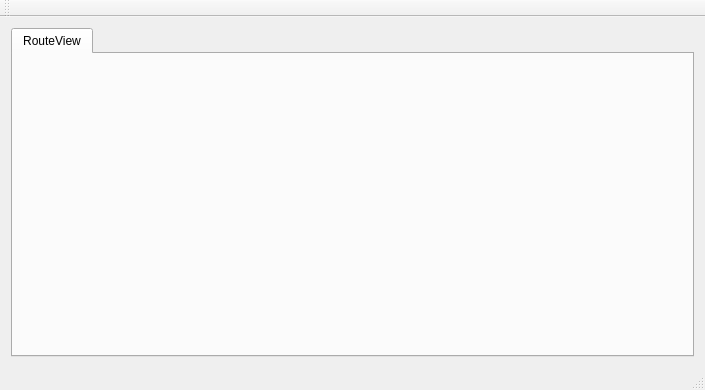
Before: the Qt Designer form Sem_06/PPO/Lab_01/gui/forms/mainwindow.ui in lieroz/University, drawn with Qt 5.
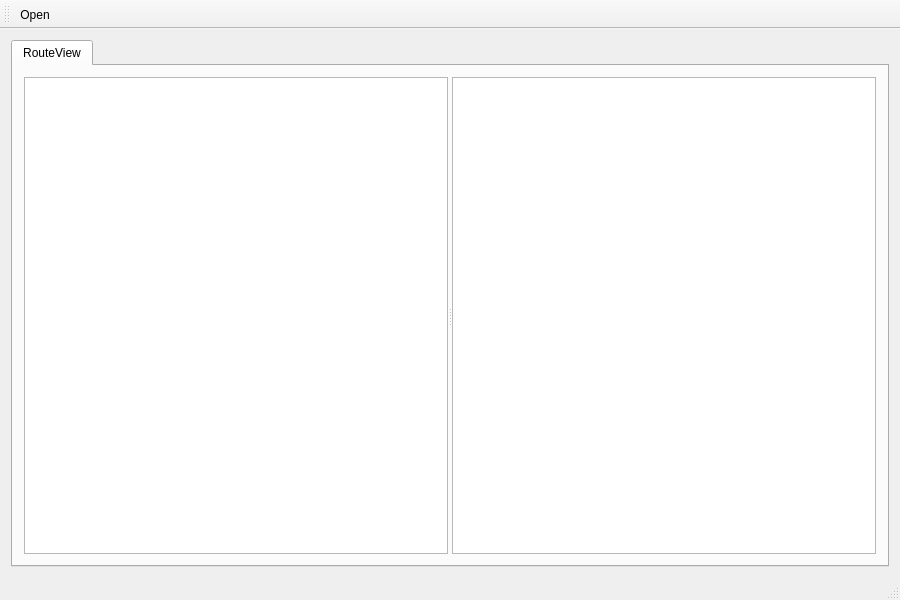
After: the same form once the commit is applied.

```diff
--- a/Sem_06/PPO/Lab_01/gui/forms/mainwindow.ui
+++ b/Sem_06/PPO/Lab_01/gui/forms/mainwindow.ui
@@ -6,10 +6,16 @@
    <rect>
     <x>0</x>
     <y>0</y>
-    <width>705</width>
-    <height>390</height>
+    <width>900</width>
+    <height>600</height>
    </rect>
   </property>
+  <property name="minimumSize">
+   <size>
+    <width>900</width>
+    <height>600</height>
+   </size>
+  </property>
   <property name="windowTitle">
    <string>MainWindow</string>
   </property>
@@ -24,6 +30,25 @@
        <attribute name="title">
         <string>RouteView</string>
        </attribute>
+       <layout class="QVBoxLayout" name="verticalLayout_2">
+        <item>
+         <widget class="QSplitter" name="splitter">
+          <property name="orientation">
+           <enum>Qt::Horizontal</enum>
+          </property>
+          <widget class="QTableWidget" name="routeInfoTableView">
+           <property name="selectionBehavior">
+            <enum>QAbstractItemView::SelectRows</enum>
+           </property>
+          </widget>
+          <widget class="QTableWidget" name="routeTableView">
+           <property name="selectionBehavior">
+            <enum>QAbstractItemView::SelectRows</enum>
+           </property>
+          </widget>
+         </widget>
+        </item>
+       </layout>
       </widget>
      </widget>
     </item>
@@ -46,8 +71,20 @@
    <attribute name="toolBarBreak">
     <bool>false</bool>
    </attribute>
+   <addaction name="openFileAction"/>
   </widget>
   <widget class="QStatusBar" name="statusBar"/>
+  <action name="openFileAction">
+   <property name="text">
+    <string>Open</string>
+   </property>
+   <property name="toolTip">
+    <string>Open File</string>
+   </property>
+   <property name="shortcut">
+    <string>Ctrl+O</string>
+   </property>
+  </action>
  </widget>
  <layoutdefault spacing="6" margin="11"/>
  <resources/>
```
Left out of the diff: 2 changed lines with no effect on the pictures.
